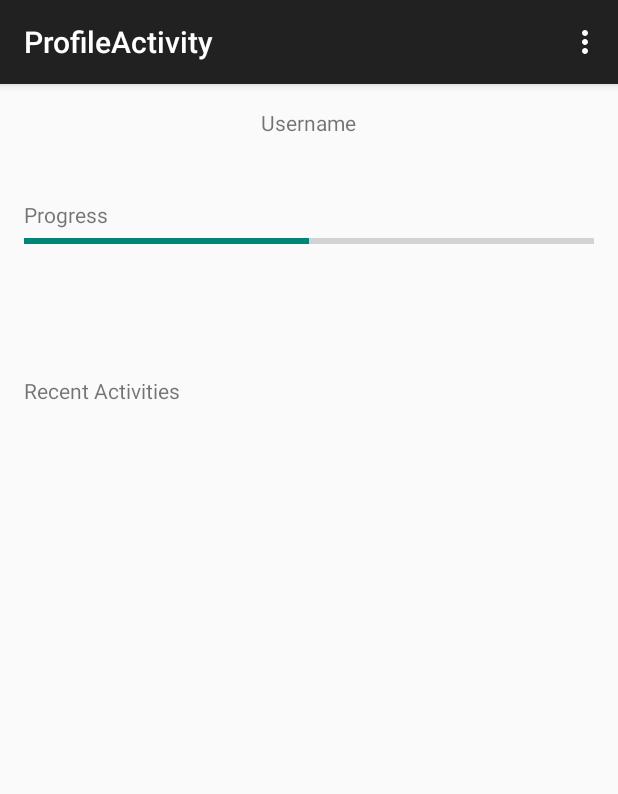
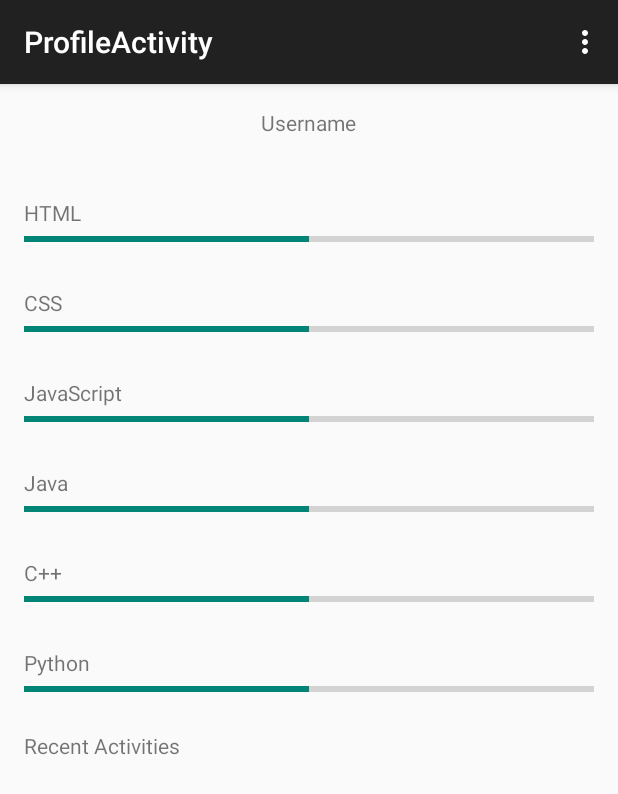
Before and after one commit to omar816/Final_Project, an Android app: the ProfileActivity screen opened directly, with no data from a screen before it, on a phone screen of 412 x 824 dp. Shown: the top 794 px of the screen. Run offline under Robolectric (Android 15) with nearby library versions, the phone set to English and light mode, and no system bars.

Commit message:
Profile formatted
Profile xml is set and looking nice but has no functionality.

```diff
--- a/app/src/main/res/layout/activity_profile.xml
+++ b/app/src/main/res/layout/activity_profile.xml
@@ -6,31 +6,129 @@
     android:paddingBottom="@dimen/activity_vertical_margin"
     tools:context="com.example.omar.practice_final.ProfileActivity">
 
-    <TextView android:text="@string/prog" android:layout_width="wrap_content"
+    <TextView android:text="@string/html"
+        android:layout_width="wrap_content"
         android:layout_height="wrap_content"
-        android:id="@+id/textView2"
+        android:id="@+id/textHTMLProgress"
         android:layout_alignParentTop="true"
         android:layout_alignParentLeft="true"
         android:layout_alignParentStart="true"
-        android:layout_marginTop="61dp" />
+        android:layout_marginTop="60dp" />
 
     <ProgressBar
         style="?android:attr/progressBarStyleHorizontal"
         android:layout_width="match_parent"
         android:layout_height="wrap_content"
-        android:id="@+id/progressBar"
-        android:layout_below="@+id/textView2"
+        android:id="@+id/progressBarHTML"
+        android:layout_below="@+id/textHTMLProgress"
         android:layout_alignParentLeft="true"
         android:layout_alignParentStart="true"
         android:progress="50"/>
+
+    <TextView android:text="@string/css"
+        android:layout_width="wrap_content"
+        android:layout_height="wrap_content"
+        android:id="@+id/textCSSProgress"
+        android:layout_alignParentTop="true"
+        android:layout_alignParentLeft="true"
+        android:layout_alignParentStart="true"
+        android:layout_marginTop="120dp" />
+
+    <ProgressBar
+        style="?android:attr/progressBarStyleHorizontal"
+        android:layout_width="match_parent"
+        android:layout_height="wrap_content"
+        android:id="@+id/progressBarCSS"
+        android:layout_below="@+id/textCSSProgress"
+        android:layout_alignParentLeft="true"
+        android:layout_alignParentStart="true"
+        android:progress="50"/>
+
+    <TextView android:text="@string/javascript"
+        android:layout_width="wrap_content"
+        android:layout_height="wrap_content"
+        android:id="@+id/textJSProgress"
+        android:layout_alignParentTop="true"
+        android:layout_alignParentLeft="true"
+        android:layout_alignParentStart="true"
+        android:layout_marginTop="180dp" />
+
+    <ProgressBar
+        style="?android:attr/progressBarStyleHorizontal"
+        android:layout_width="match_parent"
+        android:layout_height="wrap_content"
+        android:id="@+id/progressBarJS"
+        android:layout_below="@+id/textJSProgress"
+        android:layout_alignParentLeft="true"
+        android:layout_alignParentStart="true"
+        android:progress="50"/>
+
+    <TextView android:text="@string/java"
+        android:layout_width="wrap_content"
+        android:layout_height="wrap_content"
+        android:id="@+id/textJavaProgress"
+        android:layout_alignParentTop="true"
+        android:layout_alignParentLeft="true"
+        android:layout_alignParentStart="true"
+        android:layout_marginTop="240dp" />
+
+    <ProgressBar
+        style="?android:attr/progressBarStyleHorizontal"
+        android:layout_width="match_parent"
+        android:layout_height="wrap_content"
+        android:id="@+id/progressBarJava"
+        android:layout_below="@+id/textJavaProgress"
+        android:layout_alignParentLeft="true"
+        android:layout_alignParentStart="true"
+        android:progress="50"/>
+
+    <TextView android:text="@string/cpp"
+        android:layout_width="wrap_content"
+        android:layout_height="wrap_content"
+        android:id="@+id/textCppProgress"
+        android:layout_alignParentTop="true"
+        android:layout_alignParentLeft="true"
+        android:layout_alignParentStart="true"
+        android:layout_marginTop="300dp" />
+
+    <ProgressBar
+        style="?android:attr/progressBarStyleHorizontal"
+        android:layout_width="match_parent"
+        android:layout_height="wrap_content"
+        android:id="@+id/progressBarCpp"
+        android:layout_below="@+id/textCppProgress"
+        android:layout_alignParentLeft="true"
+        android:layout_alignParentStart="true"
+        android:progress="50"/>
+
+    <TextView android:text="@string/python"
+        android:layout_width="wrap_content"
+        android:layout_height="wrap_content"
+        android:id="@+id/textPythonProgress"
+        android:layout_alignParentTop="true"
+        android:layout_alignParentLeft="true"
+        android:layout_alignParentStart="true"
+        android:layout_marginTop="360dp" />
+
+    <ProgressBar
+        style="?android:attr/progressBarStyleHorizontal"
+        android:layout_width="match_parent"
+        android:layout_height="wrap_content"
+        android:id="@+id/progressBarPython"
+        android:layout_below="@+id/textPythonProgress"
+        android:layout_alignParentLeft="true"
+        android:layout_alignParentStart="true"
+        android:progress="50"/>
+
+
 
     <TextView
         android:layout_width="wrap_content"
         android:layout_height="wrap_content"
         android:text="Recent Activities"
         android:id="@+id/textView3"
-        android:layout_marginTop="82dp"
-        android:layout_below="@+id/progressBar"
+        android:layout_marginTop="20dp"
+        android:layout_below="@+id/progressBarPython"
         android:layout_alignParentLeft="true"
         android:layout_alignParentStart="true" />
 
--- a/app/src/main/res/values/strings.xml
+++ b/app/src/main/res/values/strings.xml
@@ -59,4 +59,10 @@
     <string name="title_activity_html_quiz">HtmlQuiz</string>
     <string name="title_activity_html_stats">HtmlStats</string>
     <string name="topic">Topic</string>
+    <string name="html">HTML</string>
+    <string name="css">CSS</string>
+    <string name="javascript">JavaScript</string>
+    <string name="java">Java</string>
+    <string name="cpp">C++</string>
+    <string name="python">Python</string>
 </resources>
```
